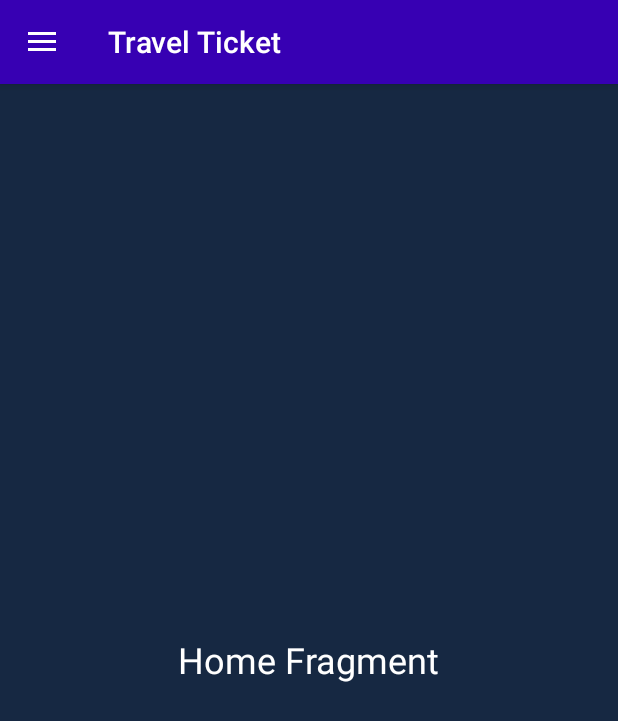
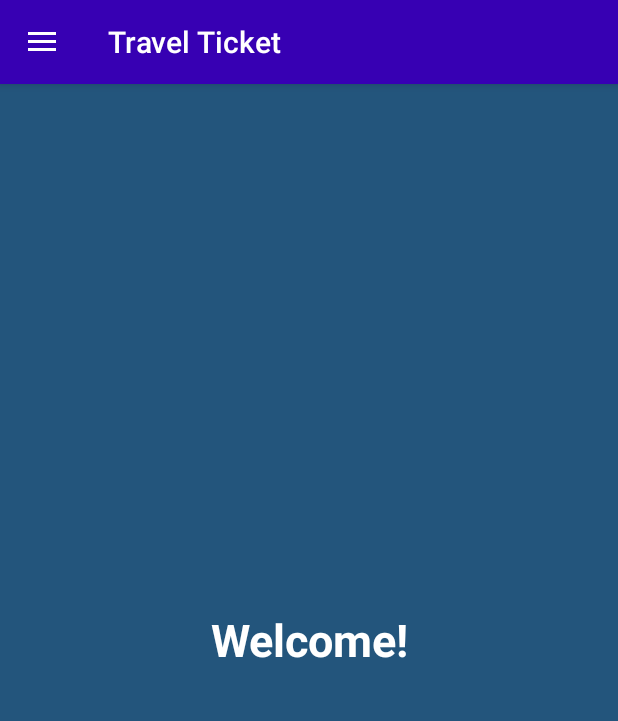
Before and after one commit to aparna-jay/Travel_Ticket, an Android app: the fragment HomeFragment placed in its activity, on a phone screen of 412 x 824 dp. Shown: the top 721 px of the screen. Run offline under Robolectric (Android 15) with nearby library versions, the phone set to English and light mode, and no system bars.

Commit message:
fragment home

```diff
--- a/app/src/main/res/layout/fragment_home.xml
+++ b/app/src/main/res/layout/fragment_home.xml
@@ -1,15 +1,60 @@
 <?xml version="1.0" encoding="utf-8"?>
-<RelativeLayout xmlns:android="http://schemas.android.com/apk/res/android"
+<androidx.constraintlayout.widget.ConstraintLayout xmlns:android="http://schemas.android.com/apk/res/android"
+    xmlns:app="http://schemas.android.com/apk/res-auto"
+    xmlns:tools="http://schemas.android.com/tools"
     android:layout_width="match_parent"
     android:layout_height="match_parent"
-    android:background="#162842">
+    tools:context=".SplashScreenActivity"
+    android:background="#23557C">
+
+    <!--    android:background="#23557C"-->
+
+<!--    <ImageView-->
+<!--        android:id="@+id/splash_image"-->
+<!--        android:layout_width="wrap_content"-->
+<!--        android:layout_height="900dp"-->
+<!--        app:layout_constraintBottom_toBottomOf="parent"-->
+<!--        app:layout_constraintEnd_toEndOf="parent"-->
+<!--        app:layout_constraintStart_toStartOf="parent"-->
+<!--        app:layout_constraintTop_toTopOf="parent"-->
+<!--        app:layout_constraintVertical_bias="0"-->
+<!--        android:scaleType="centerCrop"/>-->
+
+<!--    <ImageView-->
+<!--        android:id="@+id/logo"-->
+<!--        android:layout_width="300dp"-->
+<!--        android:layout_height="wrap_content"-->
+<!--        app:layout_constraintVertical_bias=".1"-->
+<!--        app:layout_constraintBottom_toBottomOf="parent"-->
+<!--        app:layout_constraintEnd_toEndOf="parent"-->
+<!--        app:layout_constraintStart_toStartOf="parent"-->
+<!--        app:layout_constraintTop_toTopOf="parent"-->
+<!--        android:src="@drawable/travellogo" ></ImageView>-->
+
+<!--    <com.airbnb.lottie.LottieAnimationView-->
+<!--        android:id="@+id/lottie"-->
+<!--        app:lottie_autoPlay="true"-->
+<!--        android:layout_width="300dp"-->
+<!--        android:layout_height="300dp"-->
+<!--        app:layout_constraintVertical_bias="0"-->
+<!--        app:lottie_rawRes="@raw/tickets"-->
+<!--        app:layout_constraintBottom_toBottomOf="parent"-->
+<!--        app:layout_constraintEnd_toEndOf="parent"-->
+<!--        app:layout_constraintStart_toStartOf="parent"-->
+<!--        app:layout_constraintTop_toBottomOf="@+id/logo" />-->
 
     <TextView
-        android:layout_width="wrap_content"
-        android:layout_height="wrap_content"
-        android:text="Home Fragment"
-        android:textSize="24sp"
-        android:layout_centerInParent="true"
-        android:textColor="@color/white"/>
+        android:layout_width="225dp"
+        android:layout_height="68dp"
+        android:text="Welcome!"
+        android:textColor="@color/white"
+        android:textSize="30sp"
+        android:textStyle="bold"
+        android:textAlignment="center"
+        app:layout_constraintBottom_toBottomOf="parent"
+        app:layout_constraintEnd_toEndOf="parent"
+        app:layout_constraintStart_toStartOf="parent"
+        app:layout_constraintTop_toTopOf="parent"
+        android:gravity="center_horizontal" />
 
-</RelativeLayout>
+</androidx.constraintlayout.widget.ConstraintLayout>
```
